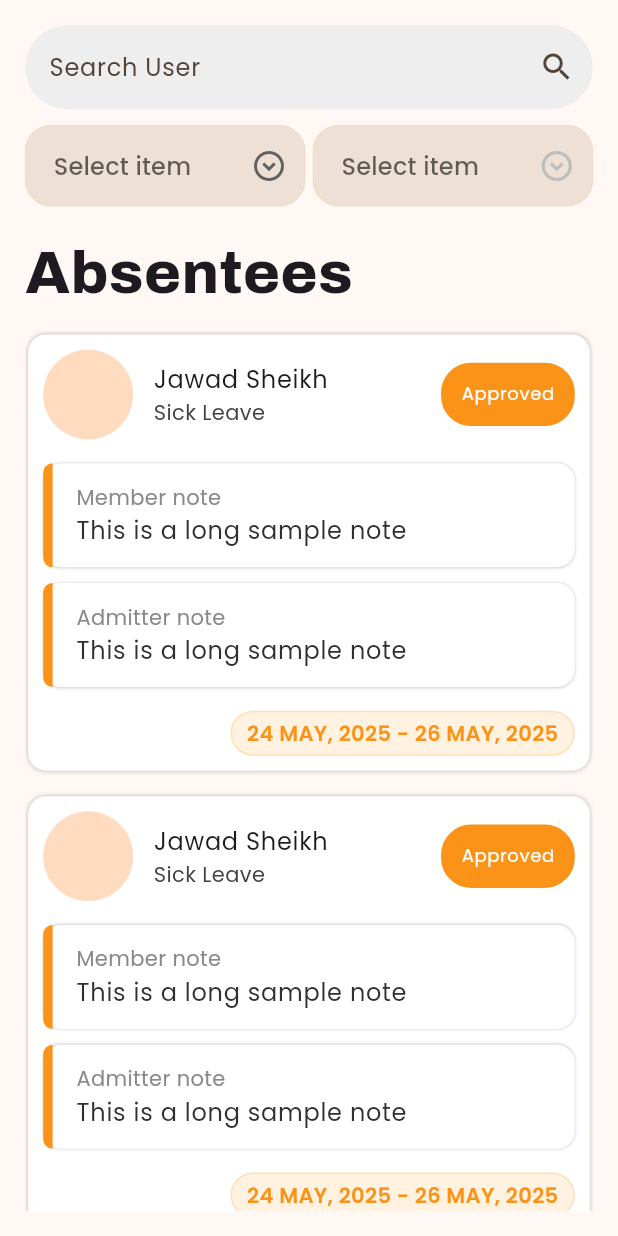
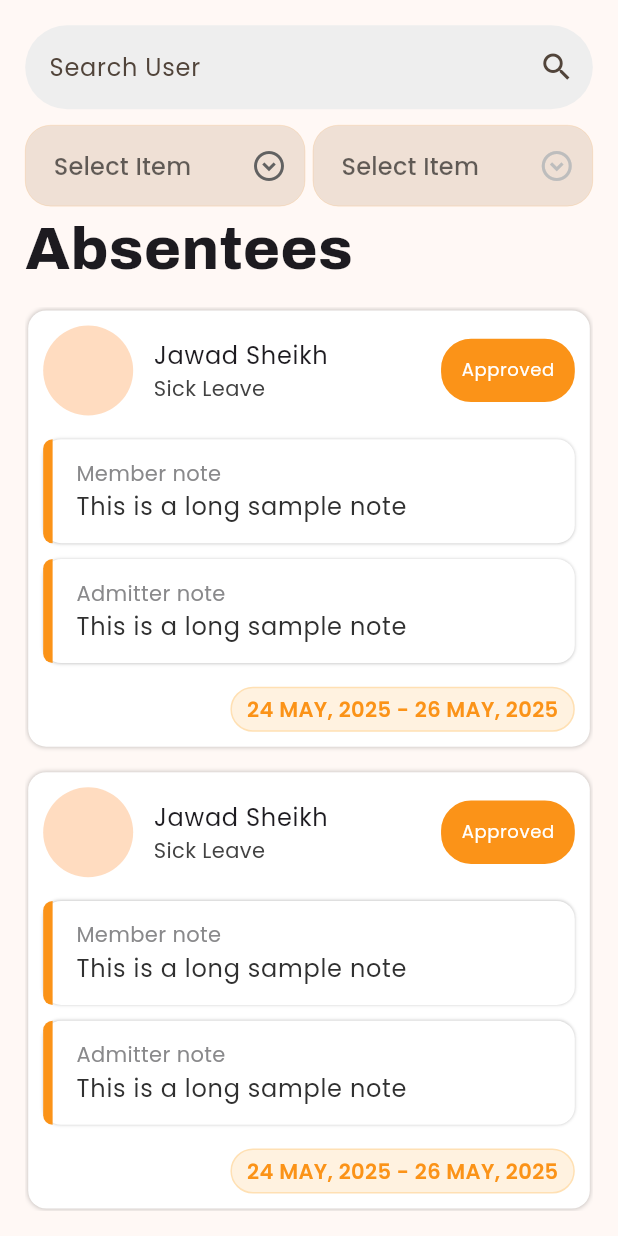
Before and after one commit to abdulrehman04/Crewmeister-app, a Flutter app: the screen it shows after launch, on a phone screen of 412 x 824 dp. Run offline on Flutter 3.47's test engine with Material 3 defaults, Android fonts, the phone set to English and light mode, and no system bars; our stand-ins replace equatable, flutter_bloc, flutter_screenutil, form_builder_validators, go_router, google_fonts.

Commit message:
fix: update AppDropdown to use hint text

```diff
--- a/lib/widgets/input/app_dropdown.dart
+++ b/lib/widgets/input/app_dropdown.dart
@@ -23,12 +23,11 @@ class AppDropdown<T> extends StatelessWidget {
   @override
   Widget build(BuildContext context) {
     return SizedBox(
-      height: 70,
       child: DropdownButtonHideUnderline(
         child: DropdownButtonFormField(
           icon: Icon(Icons.expand_circle_down_outlined),
           isExpanded: true,
-          hint: Text('Select item  '),
+          hint: Text(hint),
           decoration: InputDecoration(
             filled: true,
             focusedBorder: OutlineInputBorder(
```
